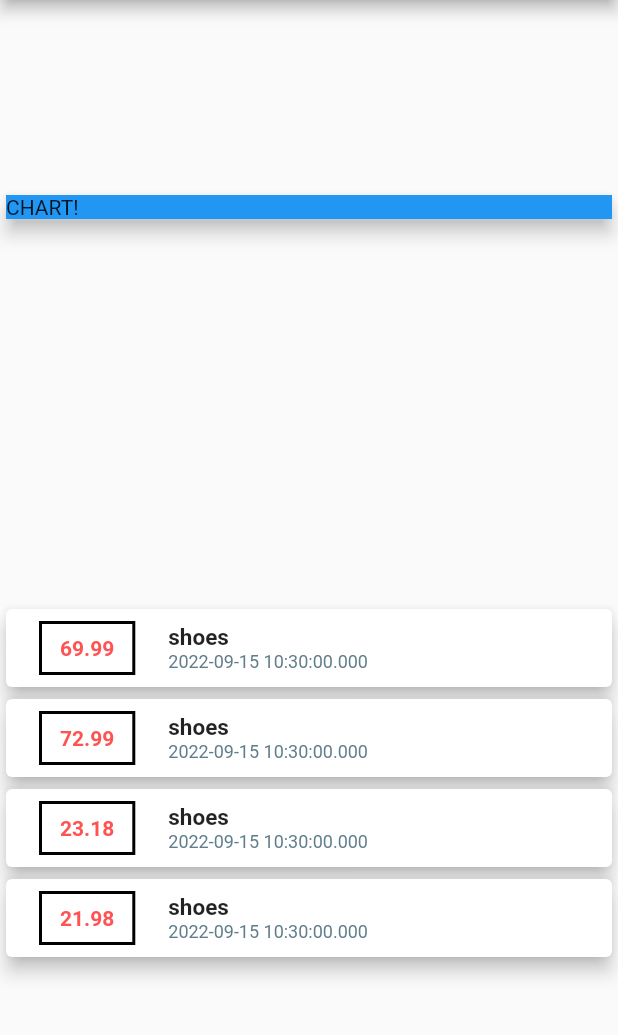
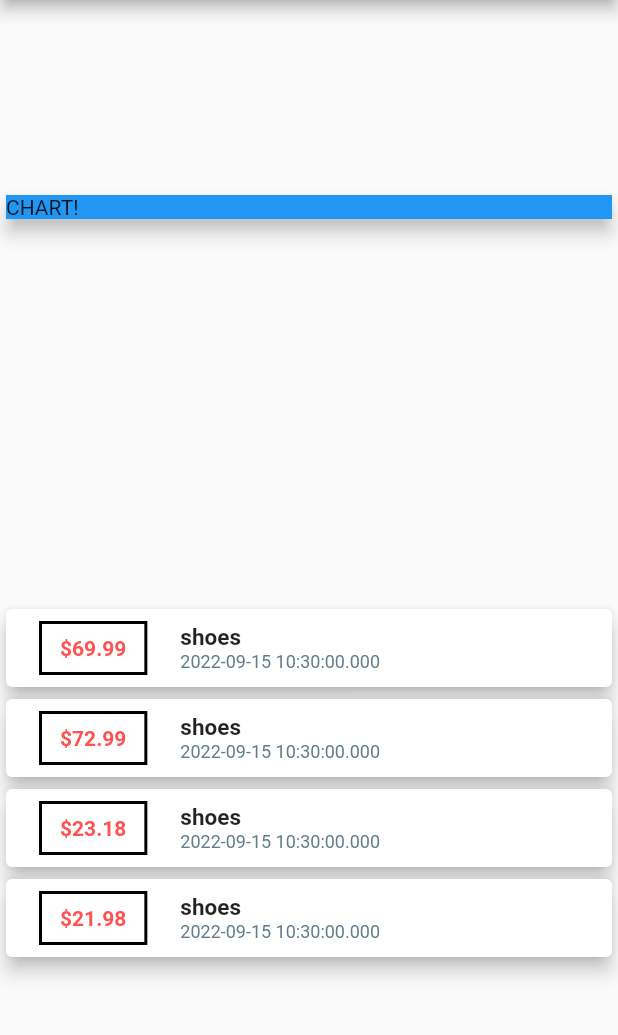
Before and after one commit to PetarCRO/Flutter-Course-02-Personal-Finances, a Flutter app: the screen it shows after launch, on a phone screen of 412 x 824 dp, the part 84-1119 px from its top. Run offline on Flutter 3.47's test engine with Material 2 defaults, Android fonts, the phone set to English and light mode, and no system bars.

Commit message:
installed the intl package

```diff
--- a/lib/main.dart
+++ b/lib/main.dart
@@ -1,5 +1,6 @@
 import 'package:flutter/material.dart';
 import './transaction.dart';
+import 'package:intl/intl.dart';
 
 void main() => runApp(MyApp());
 
@@ -56,7 +57,7 @@ class PersonalFinances extends StatelessWidget {
                               ),
                             ),
                             child: Text(
-                              tx.amount.toString(),
+                              '\$${tx.amount.toString()}',
                               style: TextStyle(
                                   fontWeight: FontWeight.bold,
                                   color: Colors.redAccent),
--- a/pubspec.yaml
+++ b/pubspec.yaml
@@ -36,6 +36,7 @@ dependencies:
   # The following adds the Cupertino Icons font to your application.
   # Use with the CupertinoIcons class for iOS style icons.
   cupertino_icons: ^1.0.2
+  intl: ^0.17.0
 
 dev_dependencies:
   flutter_test:
```
Also changed, not shown: pubspec.lock.
